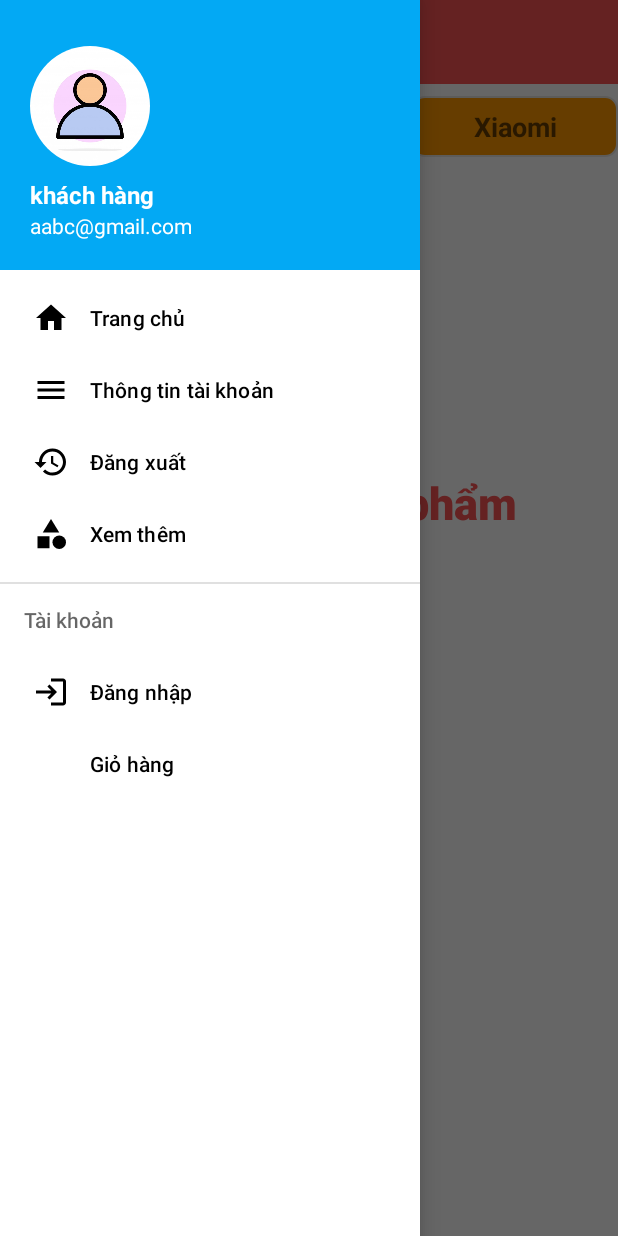
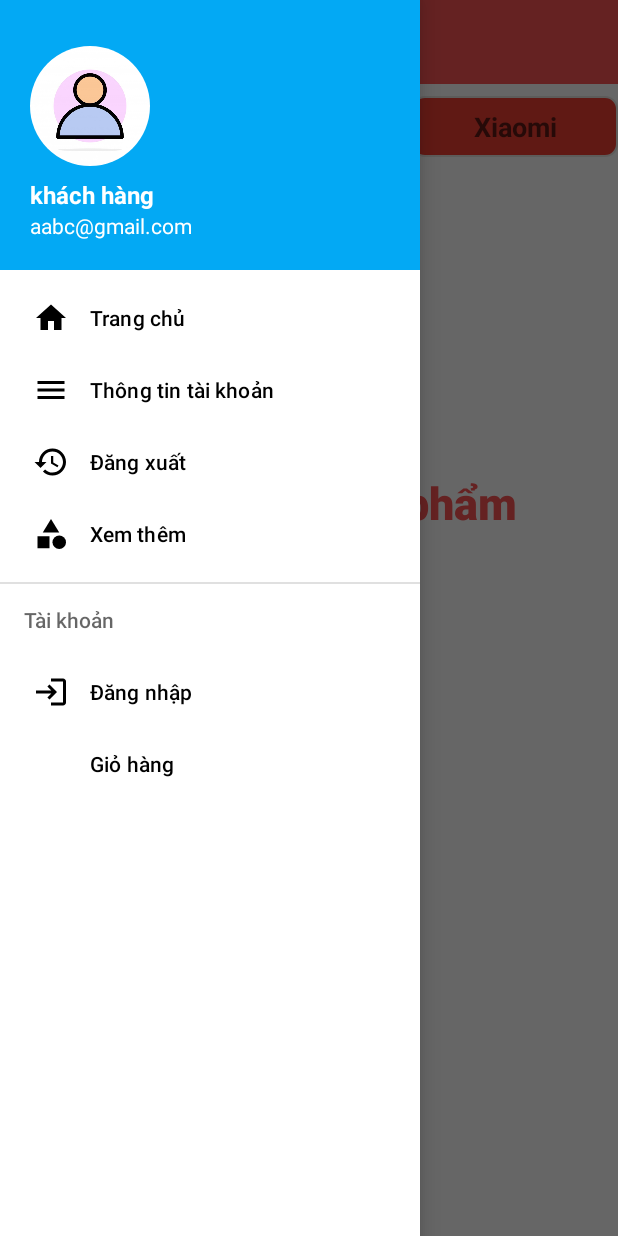
Before and after one commit to TrietAnh222/CNPMnangcaover2, an Android app: the screen it shows after launch (MainActivity), with the side drawer open, on a phone screen of 412 x 824 dp. Run offline under Robolectric (Android 15) with nearby library versions, the phone set to English and light mode, and no system bars; our stand-ins replace CircleImageView; pictures from the network do not load; 1 statement that could not run was skipped.

Commit message:
Update edit_text_background.xml

```diff
--- a/CNPMnangcaoriu/app/src/main/res/drawable/edit_text_background.xml
+++ b/CNPMnangcaoriu/app/src/main/res/drawable/edit_text_background.xml
@@ -2,6 +2,8 @@
 <shape xmlns:android="http://schemas.android.com/apk/res/android"
     android:shape="rectangle">
     <solid android:color="#FF9800"/>
+      <solid android:color="#FF5722"/>
+    <solid android:color="#F13E33"/>
     <corners android:radius="8dp"/>
     <stroke
         android:width="1dp"
```
